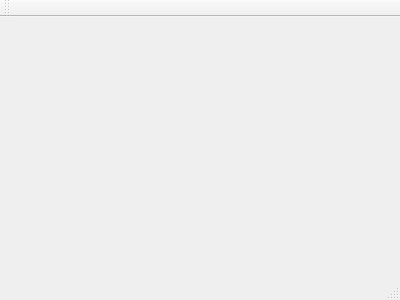
WangLuofan/RDCSource, file RDCClient-Mac/RDCMainWindow.ui: the form before one commit.
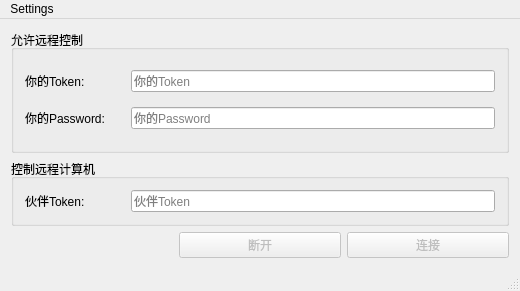
The form after the commit.

```diff
--- a/RDCClient-Mac/RDCMainWindow.ui
+++ b/RDCClient-Mac/RDCMainWindow.ui
@@ -1,24 +1,165 @@
 <ui version="4.0">
  <class>RDCMainWindow</class>
- <widget class="QMainWindow" name="RDCMainWindow" >
-  <property name="geometry" >
+ <widget class="QMainWindow" name="RDCMainWindow">
+  <property name="geometry">
    <rect>
     <x>0</x>
     <y>0</y>
-    <width>400</width>
-    <height>300</height>
+    <width>520</width>
+    <height>291</height>
    </rect>
   </property>
   <property name="windowTitle" >
    <string>RDCMainWindow</string>
   </property>
-  <widget class="QMenuBar" name="menuBar" />
-  <widget class="QToolBar" name="mainToolBar" />
-  <widget class="QWidget" name="centralWidget" />
-  <widget class="QStatusBar" name="statusBar" />
+  <widget class="QWidget" name="centralWidget">
+   <layout class="QGridLayout" name="gridLayout">
+    <item row="2" column="1">
+     <widget class="QPushButton" name="doDisconnectionButton">
+      <property name="enabled">
+       <bool>false</bool>
+      </property>
+      <property name="text">
+       <string>断开</string>
+      </property>
+     </widget>
+    </item>
+    <item row="2" column="2">
+     <widget class="QPushButton" name="doConnectionButton">
+      <property name="enabled">
+       <bool>false</bool>
+      </property>
+      <property name="text">
+       <string>连接</string>
+      </property>
+     </widget>
+    </item>
+    <item row="0" column="0" colspan="3">
+     <widget class="QGroupBox" name="groupBox">
+      <property name="minimumSize">
+       <size>
+        <width>0</width>
+        <height>120</height>
+       </size>
+      </property>
+      <property name="title">
+       <string>允许远程控制</string>
+      </property>
+      <layout class="QGridLayout" name="gridLayout_2">
+       <item row="0" column="0">
+        <widget class="QLabel" name="label">
+         <property name="text">
+          <string>你的Token:</string>
+         </property>
+        </widget>
+       </item>
+       <item row="0" column="1">
+        <widget class="QLineEdit" name="yourTokenLineEdit">
+         <property name="readOnly">
+          <bool>true</bool>
+         </property>
+         <property name="placeholderText">
+          <string>你的Token</string>
+         </property>
+        </widget>
+       </item>
+       <item row="1" column="0">
+        <widget class="QLabel" name="label_2">
+         <property name="minimumSize">
+          <size>
+           <width>100</width>
+           <height>0</height>
+          </size>
+         </property>
+         <property name="text">
+          <string>你的Password:</string>
+         </property>
+        </widget>
+       </item>
+       <item row="1" column="1">
+        <widget class="QLineEdit" name="yourPassLineEdit">
+         <property name="readOnly">
+          <bool>true</bool>
+         </property>
+         <property name="placeholderText">
+          <string>你的Password</string>
+         </property>
+        </widget>
+       </item>
+      </layout>
+     </widget>
+    </item>
+    <item row="1" column="0" colspan="3">
+     <widget class="QGroupBox" name="groupBox_2">
+      <property name="maximumSize">
+       <size>
+        <width>16777215</width>
+        <height>67</height>
+       </size>
+      </property>
+      <property name="title">
+       <string>控制远程计算机</string>
+      </property>
+      <layout class="QGridLayout" name="gridLayout_3">
+       <item row="0" column="0">
+        <widget class="QLabel" name="label_3">
+         <property name="minimumSize">
+          <size>
+           <width>100</width>
+           <height>0</height>
+          </size>
+         </property>
+         <property name="maximumSize">
+          <size>
+           <width>16777215</width>
+           <height>24</height>
+          </size>
+         </property>
+         <property name="text">
+          <string>伙伴Token:</string>
+         </property>
+        </widget>
+       </item>
+       <item row="0" column="1">
+        <widget class="QLineEdit" name="otherTokenLineEdit">
+         <property name="placeholderText">
+          <string>伙伴Token</string>
+         </property>
+        </widget>
+       </item>
+      </layout>
+     </widget>
+    </item>
+   </layout>
+  </widget>
+  <widget class="QMenuBar" name="menuBar">
+   <property name="geometry">
+    <rect>
+     <x>0</x>
+     <y>0</y>
+     <width>520</width>
+     <height>25</height>
+    </rect>
+   </property>
+   <widget class="QMenu" name="menuSettings">
+    <property name="title">
+     <string>Settings</string>
+    </property>
+    <addaction name="actionPreferences"/>
+   </widget>
+   <addaction name="menuSettings"/>
+  </widget>
+  <widget class="QStatusBar" name="statusBar"/>
+  <action name="actionPreferences">
+   <property name="text">
+    <string>Preferences</string>
+   </property>
+   <property name="menuRole">
+    <enum>QAction::PreferencesRole</enum>
+   </property>
+  </action>
  </widget>
- <layoutDefault spacing="6" margin="11" />
- <pixmapfunction></pixmapfunction>
+ <layoutdefault spacing="6" margin="11"/>
  <resources/>
  <connections/>
 </ui>
```
Left out of the diff: 5 changed lines with no effect on the pictures.
